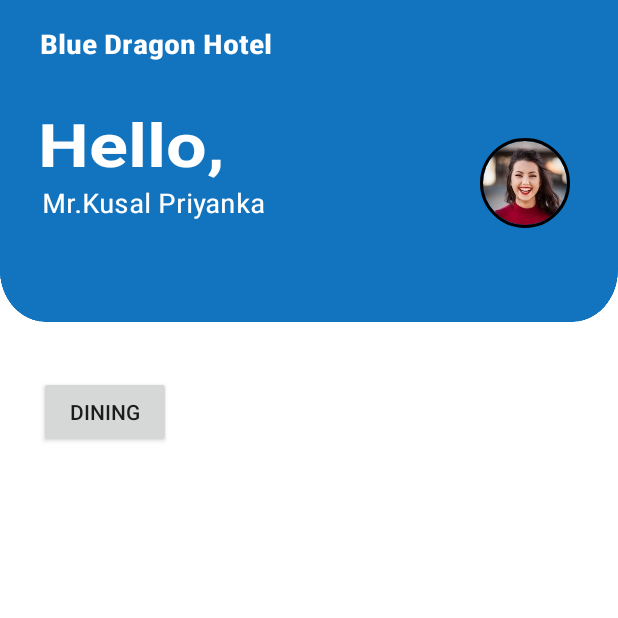
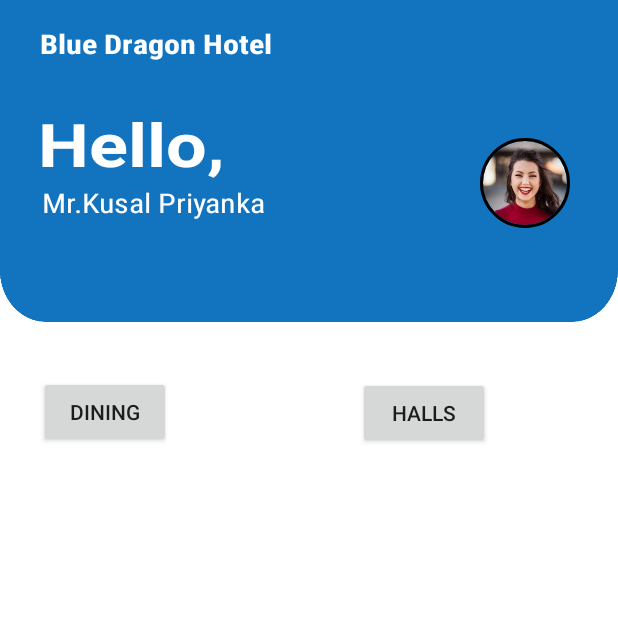
Before and after one commit to KusalPriyanka/Hotel-Management-App, an Android app: the screen it shows after launch (MainActivity), on a phone screen of 412 x 824 dp, the top half of it. Run offline under Robolectric (Android 15) with nearby library versions, the phone set to English and light mode, and no system bars; our stand-ins replace CircleImageView.

Commit message:
Add a Halls button

```diff
--- a/app/src/main/java/com/example/hotelmanagement/MainActivity.java
+++ b/app/src/main/java/com/example/hotelmanagement/MainActivity.java
@@ -9,6 +9,7 @@
 
 public class MainActivity extends AppCompatActivity {
     Button dining;
+    Button halls;
     @Override
     protected void onCreate(Bundle savedInstanceState) {
         super.onCreate(savedInstanceState);
@@ -23,5 +24,16 @@
             }
         });
 
+
+
+        halls = findViewById(R.id.ehalls);
+        halls.setOnClickListener(new View.OnClickListener() {
+            @Override
+            public void onClick(View view) {
+                Intent intent = new Intent(MainActivity.this, Hall_Homes.class);
+                startActivity(intent);
+            }
+        });
+
     }
 }
--- a/app/src/main/res/layout/activity_main.xml
+++ b/app/src/main/res/layout/activity_main.xml
@@ -102,5 +102,20 @@
         app:layout_constraintTop_toTopOf="parent"
         app:layout_constraintVertical_bias="0.319" />
 
+    <Button
+        android:id="@+id/ehalls"
+        android:layout_width="wrap_content"
+        android:layout_height="wrap_content"
+        android:layout_marginStart="8dp"
+        android:layout_marginEnd="8dp"
+        android:layout_marginBottom="8dp"
+        android:text="Halls"
+        app:layout_constraintBottom_toBottomOf="parent"
+        app:layout_constraintEnd_toEndOf="parent"
+        app:layout_constraintHorizontal_bias="0.749"
+        app:layout_constraintStart_toStartOf="parent"
+        app:layout_constraintTop_toTopOf="parent"
+        app:layout_constraintVertical_bias="0.327" />
+
 
 </androidx.constraintlayout.widget.ConstraintLayout>
```
Also changed, not shown: app/src/main/AndroidManifest.xml (+3 -4 lines), app/src/main/java/com/example/hotelmanagement/Hall_Homes.java (added, +14 -0 lines), app/src/main/res/layout/activity_hall__homes.xml (added, +9 -0 lines).
